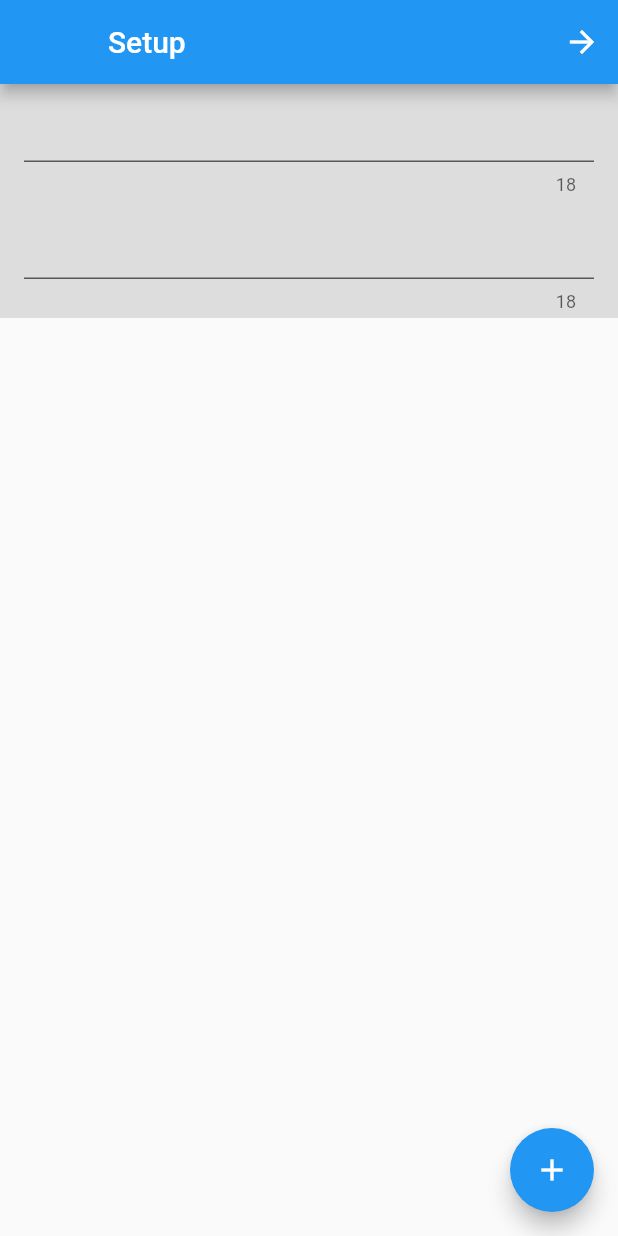
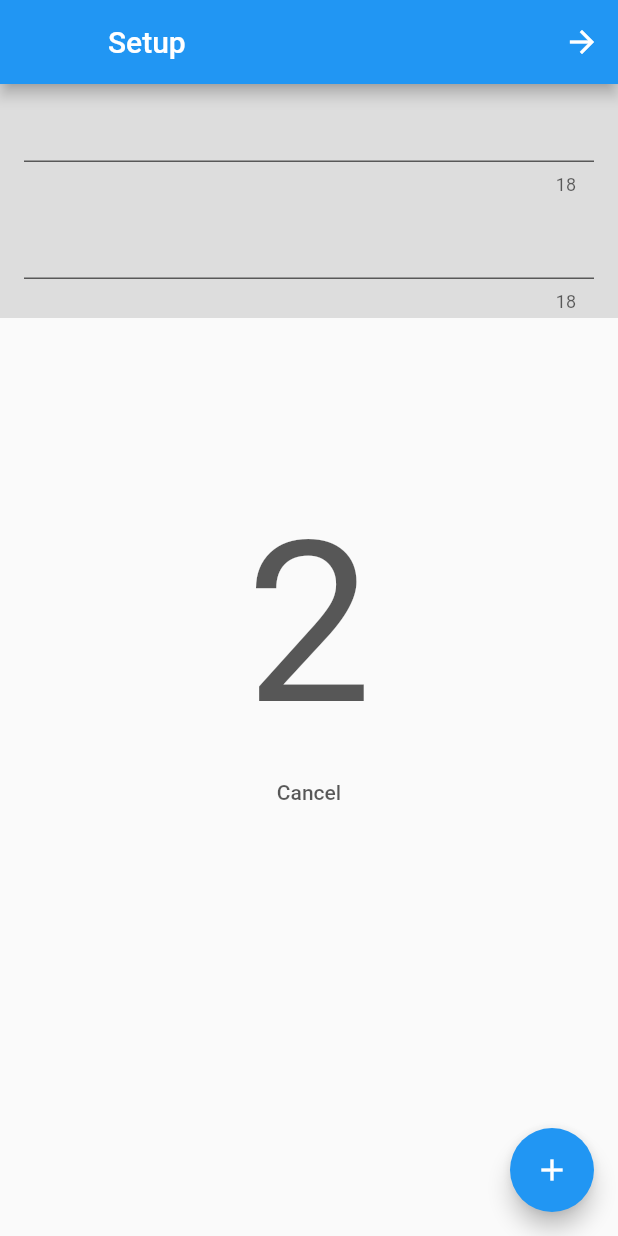
Before and after one commit to Bracciata/Friend-Trivia, a Flutter app: the CharacterScreenStatefulWidget screen opened by its route, after a tap on the "arrow forward" icon, on a phone screen of 412 x 824 dp. Run offline on Flutter 3.47's test engine with Material 2 defaults, Android fonts, the phone set to English and light mode, and no system bars.

Commit message:
Working visible countdown
There is now a working visible countdown, however it does not create entire screen overlay, also nothing happens when done, and cancel does nothing.

```diff
--- a/party_matt_one/lib/screens/addCharacterScreenFromScratch.dart
+++ b/party_matt_one/lib/screens/addCharacterScreenFromScratch.dart
@@ -1,11 +1,26 @@
 import 'package:flutter/material.dart';
 import 'package:flutter/foundation.dart';
 
-class CharacterScreen extends State<CharacterScreenStatefulWidget> {
+class Countdown extends AnimatedWidget {
+  Countdown({Key key, this.animation}) : super(key: key, listenable: animation);
+  Animation<int> animation;
+  @override
+  Widget build(BuildContext context) {
+    // TODO: implement build
+    return new Text(animation.value.toString(),
+        style: new TextStyle(fontSize: 150.0));
+  }
+}
+
+class CharacterScreen extends State<CharacterScreenStatefulWidget>
+    with TickerProviderStateMixin {
   final List<TextEditingController> playerNames = new List();
   final List<int> textLength = new List();
   String lastDeletedValue = "";
   int dismissIndex = 0;
+  bool visible = false;
+  AnimationController aniController;
+  static const int startValue = 4;
   @override
   void initState() {
     super.initState();
@@ -13,17 +28,26 @@ class CharacterScreen extends State<CharacterScreenStatefulWidget> {
     playerNames.add(new TextEditingController());
     textLength.add(0);
     textLength.add(0);
+    aniController = new AnimationController(
+        vsync: this, duration: new Duration(seconds: startValue));
   }
 
   void _addNewPlayer() {
-    if(playerNames.length<9){
+    if (playerNames.length < 9) {
       setState(() {
         playerNames.add(new TextEditingController());
         textLength.add(0);
       });
-    }else{
+    } else {
       //todo implement warn user that max players is nine
     }
+  }
+
+  void startCountdown() {
+    setState(() {
+      visible = true;
+      aniController.forward(from: 0.0);
+    });
   }
 
   @override
@@ -33,14 +57,18 @@ class CharacterScreen extends State<CharacterScreenStatefulWidget> {
           title: new Text('Setup'),
           leading: new Container(),
           actions: <Widget>[
-            IconButton(icon: Icon(Icons.arrow_forward),
-            onPressed: (){
+            IconButton(
+              icon: Icon(Icons.arrow_forward),
+              onPressed: () {
                 //begin game
-            },)
+                startCountdown();
+              },
+            )
           ],
         ),
         body: new Center(
-            child: new Column(children: <Widget>[
+            child: new Stack(children: [
+          new Column(children: <Widget>[
             new Expanded(
               child: ListView.builder(
                   itemCount: playerNames.length,
@@ -80,14 +108,17 @@ class CharacterScreen extends State<CharacterScreenStatefulWidget> {
                                           new TextEditingController(
                                               text: lastDeletedValue));
                                     });
-                                  textLength.insert(dismissIndex-1, lastDeletedValue.length);
+                                    textLength.insert(dismissIndex - 1,
+                                        lastDeletedValue.length);
                                   },
                                 )));
                           },
                           // Show a red background as the item is swiped away
                           background: Container(color: Colors.red),
-                        child: new Container(decoration: new BoxDecoration(color: Colors.white), child:ListTile(
-
+                          child: new Container(
+                              decoration:
+                                  new BoxDecoration(color: Colors.white),
+                              child: ListTile(
                                   title: TextField(
                                       controller: playerNames[index],
                                       maxLength: 19,
@@ -96,18 +127,22 @@ class CharacterScreen extends State<CharacterScreenStatefulWidget> {
                                           textLength[index] = text.length;
                                         });
                                       },
-
                                       decoration: new InputDecoration(
                                           filled: true,
                                           fillColor: Colors.white,
-                                    counterText:
-                                        (18 - textLength[index]).toString(),
+                                          counterText: (18 - textLength[index])
+                                              .toString(),
                                           //TODO decide between allowing the user to go as long as they want and just tell them they are wrong or using max length.
-                                    counterStyle: (18 - textLength[index] < 0)
+                                          counterStyle: (18 -
+                                                      textLength[index] <
+                                                  0)
                                               ? new TextStyle(color: Colors.red)
                                               : null)))));
                     } else {
-                    return Container(decoration: new BoxDecoration(color: Color.fromARGB(255, 221,221, 221)), child: ListTile(
+                      return Container(
+                          decoration: new BoxDecoration(
+                              color: Color.fromARGB(255, 221, 221, 221)),
+                          child: ListTile(
                               title: TextField(
                                   controller: playerNames[index],
                                   maxLength: 18,
@@ -118,17 +153,41 @@ class CharacterScreen extends State<CharacterScreenStatefulWidget> {
                                   },
                                   decoration: new InputDecoration(
                                     filled: true,
-                              fillColor:Color.fromARGB(255, 221,221, 221),
-                              counterText: (18 - textLength[index]).toString(),
+                                    fillColor:
+                                        Color.fromARGB(255, 221, 221, 221),
+                                    counterText:
+                                        (18 - textLength[index]).toString(),
                                   ))));
                     }
                   }),
             ),
+          ]),
+          new Center(
+              child: new Opacity(
+            opacity: visible ? 0.75 : 0.0,
+            child: new Column(
+                mainAxisAlignment: MainAxisAlignment.center,
+                crossAxisAlignment: CrossAxisAlignment.center,
+                children: [
+                  new Countdown(
+                    animation: new StepTween(begin: startValue, end: 0)
+                        .animate(aniController),
+                  ),
+                  new FlatButton(
+                    child: new Text("Cancel"),
+                    onPressed: () {
+                      //TODO implement cancel
+                    },
+                  )
+                ]),
+          )),
         ])),
         floatingActionButton: new FloatingActionButton(
             onPressed: _addNewPlayer,
             tooltip: 'Add Player',
-            backgroundColor: playerNames.length<9?null:Color.fromARGB(255, 221,221, 221),
+            backgroundColor: playerNames.length < 9
+                ? null
+                : Color.fromARGB(255, 221, 221, 221),
             child: new Icon(Icons.add)));
   }
 }
```
Lines whose indentation alone changed are shown as unchanged.
